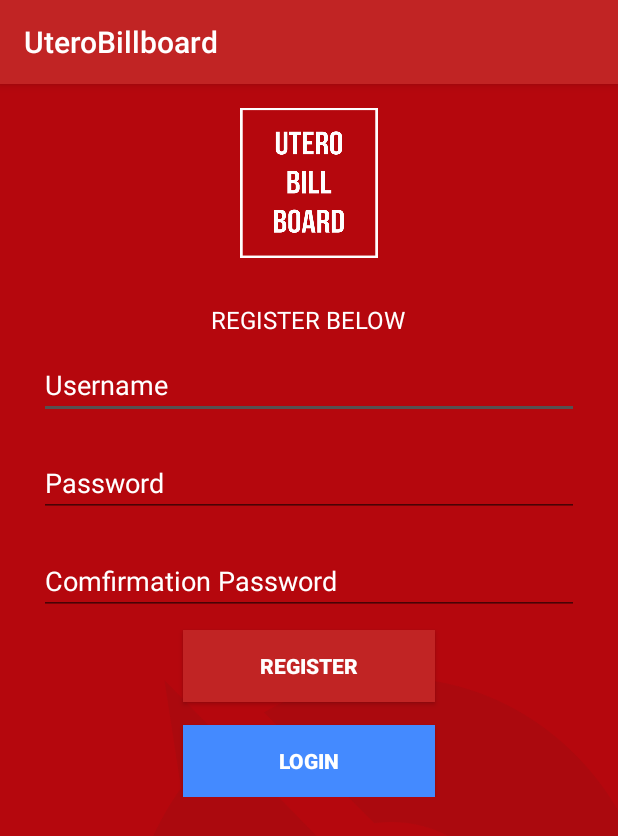
After one commit to aulinarj/Utero, an Android app: the Register screen opened directly, with no data from a screen before it, on a phone screen of 412 x 824 dp. The commit adds this screen. Shown: the top 836 px of the screen. Run offline under Robolectric (Android 15) with nearby library versions, the phone set to English and light mode, and no system bars; our stand-ins replace Volley.

Commit message:
login (not fixed)

```diff
--- a/app/build.gradle
+++ b/app/build.gradle
@@ -30,5 +30,6 @@ dependencies {
     compile 'com.android.support:recyclerview-v7:25.1.1'
     compile 'com.android.support:cardview-v7:25.1.1'
     compile 'com.google.android.gms:play-services-appindexing:8.1.0'
+    compile 'com.mcxiaoke.volley:library-aar:1.0.0'
     testCompile 'junit:junit:4.12'
 }
--- a/app/src/main/AndroidManifest.xml
+++ b/app/src/main/AndroidManifest.xml
@@ -1,6 +1,9 @@
 <?xml version="1.0" encoding="utf-8"?>
 <manifest xmlns:android="http://schemas.android.com/apk/res/android"
     package="id.billboard.utero.uterobillboard">
+
+    <uses-permission android:name="android.permission.INTERNET"/>
+    <uses-permission android:name="android.permission.ACCESS_NETWORK_STATE"/>
 
     <application
         android:allowBackup="true"
@@ -16,11 +19,13 @@
                 <category android:name="android.intent.category.LAUNCHER" />
             </intent-filter>
         </activity>
+        <activity android:name=".Login"/>
         <activity
             android:name=".MainActivity"
             android:label="UTEROBillboard"
             android:theme="@style/AppTheme.NoActionBar">
         </activity>
+        <activity android:name=".Register"/>
     </application>
 
 </manifest>
--- /dev/null
+++ b/app/src/main/java/id/billboard/utero/uterobillboard/Register.java
@@ -0,0 +1,189 @@
+package id.billboard.utero.uterobillboard;
+import android.app.ProgressDialog;
+import android.content.Context;
+import android.content.Intent;
+import android.net.ConnectivityManager;
+import android.support.v7.app.AppCompatActivity;
+import android.os.Bundle;
+import android.util.Log;
+import android.view.View;
+import android.widget.Button;
+import android.widget.EditText;
+import android.widget.Toast;
+
+import com.android.volley.Request;
+import com.android.volley.Response;
+import com.android.volley.VolleyError;
+import com.android.volley.toolbox.StringRequest;
+
+import org.json.JSONException;
+import org.json.JSONObject;
+
+import java.util.HashMap;
+import java.util.Map;
+
+import id.billboard.utero.uterobillboard.app.AppController;
+import id.billboard.utero.uterobillboard.util.Server;
+/**
+ * Created by MaulanaFH on 7/25/2017.
+ */
+
+public class Register extends AppCompatActivity {
+
+    ProgressDialog pDialog;
+    Button btn_register, btn_login;
+    EditText txt_username, txt_password, txt_confirm_password;
+    Intent intent;
+
+    int success;
+    ConnectivityManager conMgr;
+
+    private String url = Server.URL + "register.php";
+
+    private static final String TAG = Register.class.getSimpleName();
+
+    private static final String TAG_SUCCESS = "success";
+    private static final String TAG_MESSAGE = "message";
+
+    String tag_json_obj = "json_obj_req";
+
+    @Override
+    protected void onCreate(Bundle savedInstanceState) {
+        super.onCreate(savedInstanceState);
+        setContentView(R.layout.register);
+
+        conMgr = (ConnectivityManager) getSystemService(Context.CONNECTIVITY_SERVICE);
+        {
+            if (conMgr.getActiveNetworkInfo() != null
+                    && conMgr.getActiveNetworkInfo().isAvailable()
+                    && conMgr.getActiveNetworkInfo().isConnected()) {
+            } else {
+                Toast.makeText(getApplicationContext(), "No Internet Connection",
+                        Toast.LENGTH_LONG).show();
+            }
+        }
+
+        btn_login = (Button) findViewById(R.id.btn_login);
+        btn_register = (Button) findViewById(R.id.btn_register);
+        txt_username = (EditText) findViewById(R.id.txt_username);
+        txt_password = (EditText) findViewById(R.id.txt_password);
+        txt_confirm_password = (EditText) findViewById(R.id.txt_confirm_password);
+
+        btn_login.setOnClickListener(new View.OnClickListener() {
+
+            @Override
+            public void onClick(View v) {
+                // TODO Auto-generated method stub
+                intent = new Intent(Register.this, Login.class);
+                finish();
+                startActivity(intent);
+            }
+        });
+
+        btn_register.setOnClickListener(new View.OnClickListener() {
+
+            @Override
+            public void onClick(View v) {
+                // TODO Auto-generated method stub
+                String username = txt_username.getText().toString();
+                String password = txt_password.getText().toString();
+                String confirm_password = txt_confirm_password.getText().toString();
+
+                if (username.trim().length() > 0 && password.trim().length() > 0 && confirm_password.trim().length() > 0) {
+                    if (conMgr.getActiveNetworkInfo() != null
+                            && conMgr.getActiveNetworkInfo().isAvailable()
+                            && conMgr.getActiveNetworkInfo().isConnected()) {
+                        checkRegister(username, password, confirm_password);
+                    } else {
+                        Toast.makeText(getApplicationContext(), "No Internet Connection", Toast.LENGTH_SHORT).show();
+                    }
+                } else {
+                    // Prompt user to enter credentials
+                    Toast.makeText(getApplicationContext(), "Kolom tidak boleh kosong", Toast.LENGTH_LONG).show();
+                }
+            }
+
+        });
+    }
+
+    private void checkRegister(final String username, final String password, final String confirm_password) {
+        pDialog = new ProgressDialog(this);
+        pDialog.setCancelable(false);
+        pDialog.setMessage("Register ...");
+        showDialog();
+
+        StringRequest strReq = new StringRequest(Request.Method.POST, url, new Response.Listener<String>() {
+
+            @Override
+            public void onResponse(String response) {
+                Log.e(TAG, "Register Response: " + response.toString());
+                hideDialog();
+
+                try {
+                    JSONObject jObj = new JSONObject(response);
+                    success = jObj.getInt(TAG_SUCCESS);
+
+                    // Check for error node in json
+                    if (success == 1) {
+
+                        Log.e("Successfully Register!", jObj.toString());
+
+                        Toast.makeText(getApplicationContext(),
+                                jObj.getString(TAG_MESSAGE), Toast.LENGTH_LONG).show();
+
+                        txt_username.setText("");
+                        txt_password.setText("");
+                        txt_confirm_password.setText("");
+
+                    } else {
+                        Toast.makeText(getApplicationContext(),
+                                jObj.getString(TAG_MESSAGE), Toast.LENGTH_LONG).show();
+
+                    }
+                } catch (JSONException e) {
+                    // JSON error
+                    e.printStackTrace();
+                }
+
+            }
+        }, new Response.ErrorListener() {
+
+            @Override
+            public void onErrorResponse(VolleyError error) {
+                Log.e(TAG, "Login Error: " + error.getMessage());
+                Toast.makeText(getApplicationContext(),
+                        error.getMessage(), Toast.LENGTH_LONG).show();
+
+                hideDialog();
+
+            }
+        }) {
+
+            @Override
+            protected Map<String, String> getParams() {
+                // Posting parameters to login url
+                Map<String, String> params = new HashMap<String, String>();
+                params.put("username", username);
+                params.put("password", password);
+                params.put("confirm_password", confirm_password);
+
+                return params;
+            }
+
+        };
+
+        // Adding request to request queue
+        AppController.getInstance().addToRequestQueue(strReq, tag_json_obj);
+    }
+
+    private void showDialog() {
+        if (!pDialog.isShowing())
+            pDialog.show();
+    }
+
+    private void hideDialog() {
+        if (pDialog.isShowing())
+            pDialog.dismiss();
+    }
+
+}
--- a/app/src/main/java/id/billboard/utero/uterobillboard/Splashscreen.java
+++ b/app/src/main/java/id/billboard/utero/uterobillboard/Splashscreen.java
@@ -51,7 +51,7 @@ public class Splashscreen extends Activity {
                         waited += 100;
                     }
                     Intent intent = new Intent(Splashscreen.this,
-                            MainActivity.class);
+                            Login.class);
                     intent.setFlags(Intent.FLAG_ACTIVITY_NO_ANIMATION);
                     startActivity(intent);
                     Splashscreen.this.finish();
--- /dev/null
+++ b/app/src/main/res/layout/register.xml
@@ -0,0 +1,93 @@
+<?xml version="1.0" encoding="utf-8"?>
+<RelativeLayout
+    xmlns:android="http://schemas.android.com/apk/res/android"
+    android:layout_width="match_parent"
+    android:padding="16dp"
+    android:layout_height="match_parent"
+    android:background="@drawable/dasarsplash">
+
+    <LinearLayout
+        android:layout_width="match_parent"
+        android:layout_height="wrap_content"
+        android:orientation="vertical"
+        android:layout_alignParentTop="true"
+        android:layout_alignParentLeft="true"
+        android:layout_alignParentStart="true">
+
+        <ImageView
+            android:id="@+id/logo"
+            android:layout_width="92dp"
+            android:layout_height="100dp"
+            android:layout_gravity="center"
+            android:background="@drawable/font" />
+
+
+        <TextView
+            android:id="@+id/TextView2"
+            android:layout_width="wrap_content"
+            android:layout_height="wrap_content"
+            android:layout_gravity="center"
+            android:layout_marginTop="30dip"
+            android:text="REGISTER BELOW"
+            android:textColor="#ffff"
+            android:textSize="16dip" />
+
+        <EditText
+            android:id="@+id/txt_username"
+            android:layout_width="match_parent"
+            android:layout_height="wrap_content"
+            android:layout_gravity="center"
+            android:layout_margin="10dp"
+            android:hint="Username"
+            android:textColorHint="#ffff"
+            android:textColor="#ffff"
+            android:inputType="textEmailAddress"
+            android:singleLine="true" />
+
+        <EditText
+            android:id="@+id/txt_password"
+            android:layout_width="match_parent"
+            android:layout_height="wrap_content"
+            android:layout_gravity="center"
+            android:layout_margin="10dp"
+            android:hint="Password"
+            android:textColorHint="#ffff"
+            android:textColor="#ffff"
+            android:password="true"
+            android:singleLine="true" />
+
+        <EditText
+            android:id="@+id/txt_confirm_password"
+            android:layout_width="match_parent"
+            android:layout_height="wrap_content"
+            android:layout_gravity="center"
+            android:layout_margin="10dp"
+            android:textColorHint="#ffff"
+            android:textColor="#ffff"
+            android:hint="Comfirmation Password"
+            android:password="true" />
+
+        <Button
+            android:id="@+id/btn_register"
+            android:layout_width="168dp"
+            android:layout_height="wrap_content"
+            android:layout_gravity="center"
+            android:layout_marginBottom="15dp"
+            android:background="#c12424"
+            android:textColor="#fff"
+            android:text="Register"
+            android:textStyle="bold" />
+
+        <Button
+            android:id="@+id/btn_login"
+            android:layout_width="168dp"
+            android:layout_height="wrap_content"
+            android:layout_gravity="center"
+            android:background="#448AFF"
+            android:textColor="#fff"
+            android:text="Login"
+            android:textStyle="bold" />
+
+    </LinearLayout>
+
+</RelativeLayout>
--- a/app/src/main/res/values/colors.xml
+++ b/app/src/main/res/values/colors.xml
@@ -1,6 +1,6 @@
 <?xml version="1.0" encoding="utf-8"?>
 <resources>
     <color name="colorPrimary">#c12424</color>
-    <color name="colorPrimaryDark">#c12424</color>
+    <color name="colorPrimaryDark">#AD0909</color>
     <color name="colorAccent">#565151</color>
 </resources>
```
Also changed, not shown: app/src/main/java/id/billboard/utero/uterobillboard/Login.java (added, +195 -0 lines), app/src/main/java/id/billboard/utero/uterobillboard/app/AppController.java (added, +58 -0 lines), app/src/main/java/id/billboard/utero/uterobillboard/util/Server.java (added, +9 -0 lines), app/src/main/res/layout/login.xml (added, +84 -0 lines).
